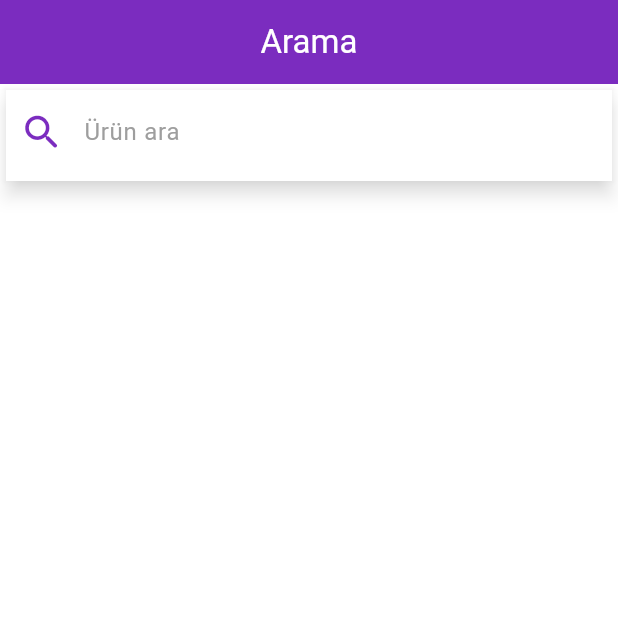
After one commit to lewisVailed/TatlimiGetir, a Flutter app: the SearchPage screen opened directly, on a phone screen of 412 x 824 dp, the top half of it. The commit adds this screen. Run offline on Flutter 3.47's test engine with Material 3 defaults, Android fonts, the phone set to English and light mode, and no system bars; our stand-ins replace another_carousel_pro, google_fonts.

Commit message:
Search screen finished

```diff
--- /dev/null
+++ b/Flutter/getir_clone_app/lib/view/search_page.dart
@@ -0,0 +1,55 @@
+import 'package:flutter/material.dart';
+import 'package:getir_clone_app/product/color/color_schema.dart';
+
+class SearchPage extends StatefulWidget {
+  const SearchPage({super.key});
+
+  @override
+  State<SearchPage> createState() => SearchPageState();
+}
+
+class SearchPageState extends State<SearchPage> {
+  final String _appbarTitle = "Arama";
+  final String _tfHintText = "Ürün ara";
+  @override
+  Widget build(BuildContext context) {
+    return Scaffold(
+      appBar: AppBar(
+        title: Text(_appbarTitle),
+      ),
+      body:  Column(
+        children: [
+          Padding(
+            padding: const EdgeInsets.all(0),
+            child: SizedBox(
+              width: MediaQuery.of(context).size.width,
+              height: MediaQuery.of(context).size.height/12,
+              child: Card(
+                color: Colors.white,
+                elevation: 5,
+                shadowColor: ProjectColors.white,
+                shape: const RoundedRectangleBorder(),
+                child: TextField(
+                  cursorColor: Colors.amber,
+                  keyboardType: TextInputType.name,
+                  decoration: InputDecoration(
+                    hintText: _tfHintText,
+                    hintStyle: const TextStyle(color: Colors.grey),
+                    prefixIcon: const Icon(Icons.search_rounded,color: ProjectColors.appbarColor,size: 30,),
+                    border: const OutlineInputBorder(
+                      borderRadius: BorderRadius.all(Radius.circular(0)),
+                      gapPadding: 0,
+                      borderSide: BorderSide.none
+                    ),
+
+                  ),
+                ),
+              ),
+            ),
+          ),
+
+        ],
+      ),
+    );
+  }
+}
--- a/Flutter/getir_clone_app/lib/view/tab_view.dart
+++ b/Flutter/getir_clone_app/lib/view/tab_view.dart
@@ -1,6 +1,7 @@
 import 'package:flutter/material.dart';
 import 'package:getir_clone_app/product/extensions/build_context_extension.dart';
 import 'package:getir_clone_app/view/home_page.dart';
+import 'package:getir_clone_app/view/search_page.dart';
 
 class TabView extends StatefulWidget {
   const TabView({super.key});
@@ -35,7 +36,7 @@ class _TabViewState extends State<TabView> {
           physics: NeverScrollableScrollPhysics(),
           children: [
             HomePage(),
-            HomePage(),
+            SearchPage(),
             HomePage(),
             HomePage()
           ],
```
